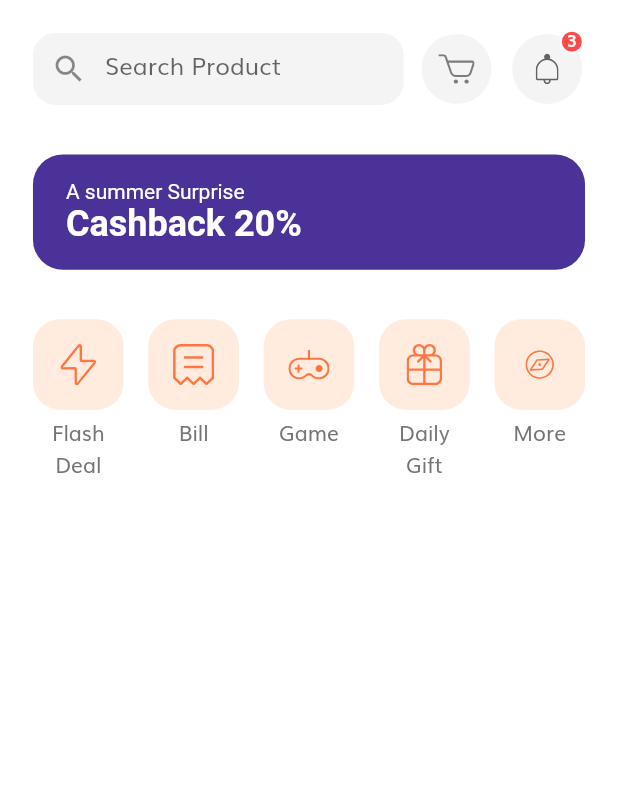
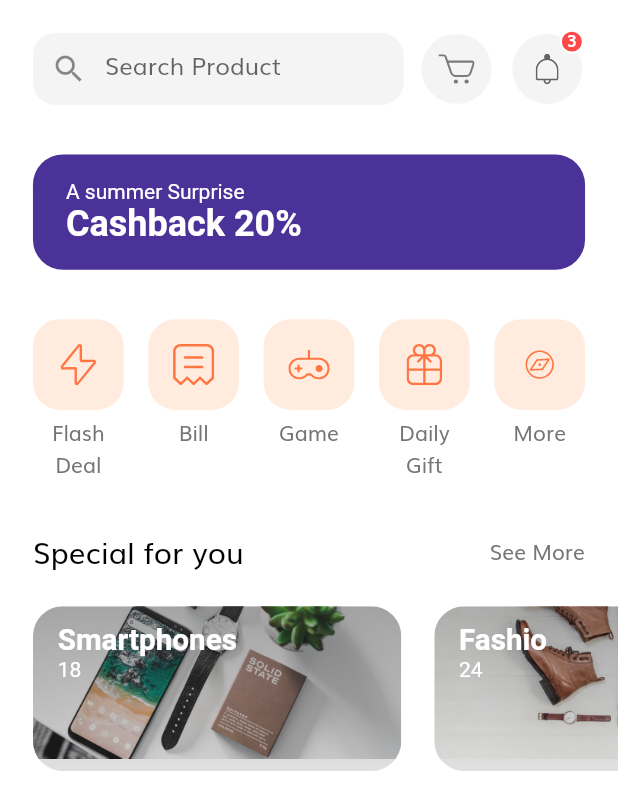
Before and after one commit to jakazzy/ecommerce_app, a Flutter app: the HomeScreen screen opened by its route, on a phone screen of 412 x 824 dp. Shown: the top 810 px of the screen. Run offline on Flutter 3.47's test engine with Material 2 defaults, Android fonts, the phone set to English and light mode, and no system bars; our stand-ins replace flutter_svg.

Commit message:
add the SpecialOffer component for the HomeScreen

```diff
--- a/lib/screens/home/components/body.dart
+++ b/lib/screens/home/components/body.dart
@@ -1,4 +1,6 @@
 import 'package:ecommerce/screens/home/components/search_field.dart';
+import 'package:ecommerce/screens/home/components/section_title.dart';
+import 'package:ecommerce/screens/home/components/special_offer.dart';
 import 'package:flutter/material.dart';
 import 'package:flutter_svg/flutter_svg.dart';
 
@@ -21,7 +23,9 @@ class Body extends StatelessWidget {
               SizedBox( height: getProportionateScreenWidth(30)),
               DiscountBanner(),
               SizedBox( height: getProportionateScreenWidth(30)),
-              Categories(),
+               Categories(),
+              SizedBox( height: getProportionateScreenWidth(30)),
+              SpecialOffer(),
             ],
           ),
         )
--- /dev/null
+++ b/lib/screens/home/components/section_title.dart
@@ -0,0 +1,37 @@
+import 'package:flutter/material.dart';
+
+import '../../../size_config.dart';
+
+class SectionTitle extends StatelessWidget {
+  const SectionTitle({
+    Key key,
+    @required this.text,
+    @required this.press,
+  }) : super(key: key);
+
+  final String text;
+  final GestureTapCallback press;
+
+  @override
+  Widget build(BuildContext context) {
+    return Padding(
+      padding: EdgeInsets.symmetric(
+          horizontal: getProportionateScreenWidth(20)),
+      child: Row(
+        mainAxisAlignment: MainAxisAlignment.spaceBetween,
+        children: <Widget>[
+          Text(text,
+              style: TextStyle(
+                fontSize: getProportionateScreenWidth(18),
+                color: Colors.black,
+              )
+          ),
+          GestureDetector(
+              onTap: press,
+              child: Text("See More")
+          )
+        ],
+      ),
+    );
+  }
+}
--- /dev/null
+++ b/lib/screens/home/components/special_offer.dart
@@ -0,0 +1,110 @@
+import 'package:ecommerce/screens/home/components/section_title.dart';
+import 'package:flutter/material.dart';
+
+import '../../../size_config.dart';
+
+class SpecialOffer extends StatelessWidget {
+  const SpecialOffer({
+    Key key,
+  }) : super(key: key);
+
+  @override
+  Widget build(BuildContext context) {
+    return Column(
+      children: [
+        SectionTitle(
+          text: "Special for you",
+          press: (){},
+        ),
+        SizedBox( height: getProportionateScreenWidth(20)),
+        SingleChildScrollView(
+          scrollDirection: Axis.horizontal,
+          child: Row(
+            children: [
+              SpecialOfferCard(
+                image: "assets/images/Image Banner 2.png",
+                category: "Smartphones",
+                numOfBrands: 18,
+                press: (){},
+              ),
+              SpecialOfferCard(
+                image: "assets/images/Image Banner 3.png",
+                category: "Fashio",
+                numOfBrands: 24,
+                press: (){},
+              ),
+              SizedBox( width: getProportionateScreenWidth(20)),
+            ],
+          ),
+        ),
+      ],
+    );
+  }
+}
+
+class SpecialOfferCard extends StatelessWidget {
+  const SpecialOfferCard({
+    Key key,
+    @required this.category,
+    @required this.image,
+    @required this.numOfBrands,
+    @required this.press,
+  }) : super(key: key);
+
+  final String category, image;
+  final int numOfBrands;
+  final GestureTapCallback press;
+
+  @override
+  Widget build(BuildContext context) {
+    return Padding(
+      padding: EdgeInsets.only(left: getProportionateScreenWidth(20)),
+      child: SizedBox(
+        height: getProportionateScreenWidth(100),
+        width: getProportionateScreenHeight(242),
+        child: ClipRRect(
+          borderRadius: BorderRadius.circular(20),
+          child: Stack(
+            children: [
+              Image.asset(
+                image,
+                fit: BoxFit.cover,
+              ),
+              Container(
+                decoration: BoxDecoration(
+                    gradient: LinearGradient(
+                        begin: Alignment.topCenter,
+                        end: Alignment.bottomCenter,
+                        colors: [
+                          Color(0xFF343434).withOpacity(0.4),
+                          Color(0xFF343434).withOpacity(0.15),
+                        ]
+                    )
+                ),
+              ),
+              Padding(
+                padding: EdgeInsets.symmetric(
+                    horizontal: getProportionateScreenWidth(15),
+                    vertical: getProportionateScreenWidth(10)),
+                child: Text.rich(
+                    TextSpan(
+                        style: TextStyle( color: Colors.white),
+                        children: [
+                          TextSpan(text: "$category\n",
+                              style: TextStyle(
+                                fontSize: getProportionateScreenWidth(18),
+                                fontWeight: FontWeight.bold,
+                              )
+                          ),
+                          TextSpan(text: "$numOfBrands"),
+                        ]
+                    )
+                ),
+              )
+            ],
+          ),
+        ),
+      ),
+    );
+  }
+}
```
